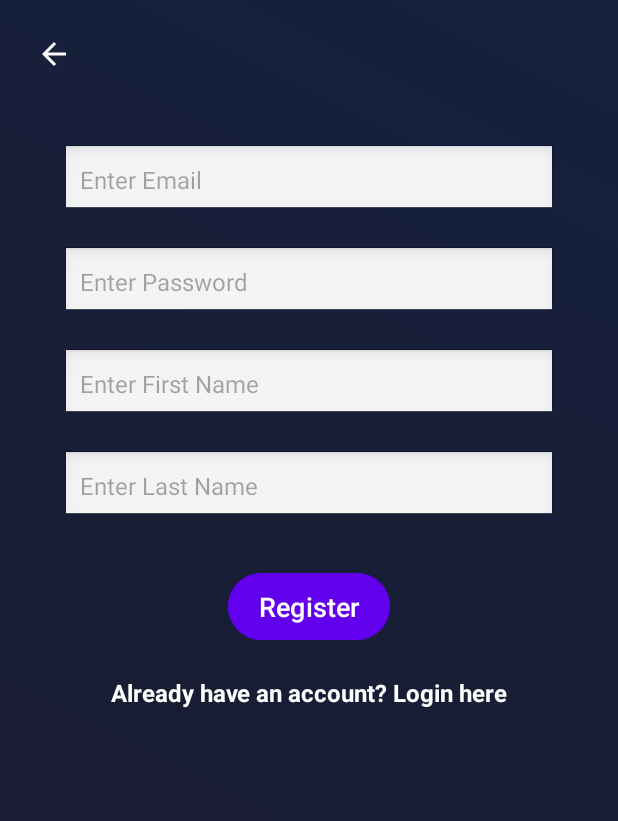
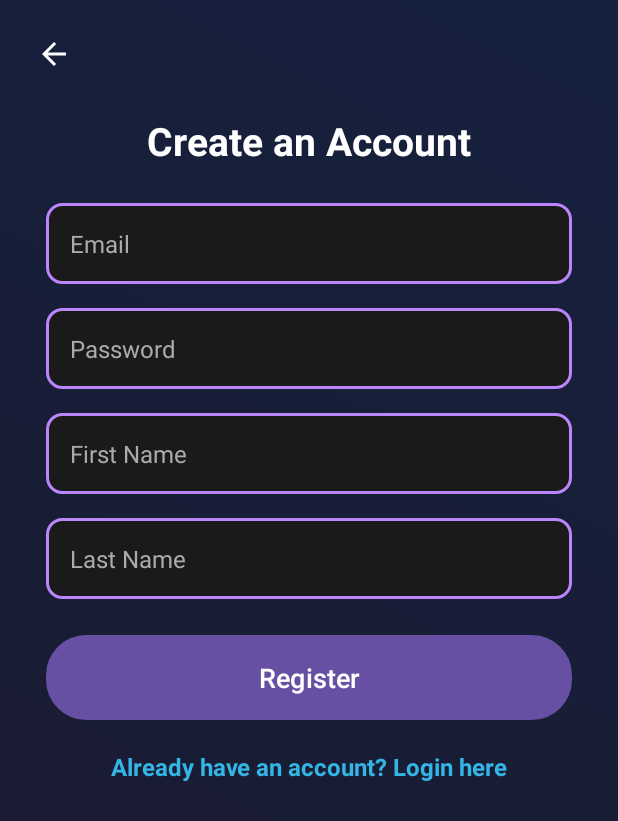
Before and after one commit to Pringnos/bricks, an Android app: the Register screen opened directly, with no data from a screen before it, on a phone screen of 412 x 824 dp. Shown: the top 821 px of the screen. Run offline under Robolectric (Android 15) with nearby library versions, the phone set to English and light mode, and no system bars; our stand-ins replace Firebase (no records; nobody signed in at launch, a user with empty details on screens opened directly).

Commit message:
enhance login and registration ux ui

```diff
--- a/app/src/main/java/com/example/firebase/MainActivity.java
+++ b/app/src/main/java/com/example/firebase/MainActivity.java
@@ -152,10 +152,8 @@ public class MainActivity extends AppCompatActivity implements View.OnClickListe
             Toast.makeText(MainActivity.this, "Logged out successfully", Toast.LENGTH_SHORT).show();
             displayUserNameAndUpdateButtons(); // Refresh UI after logout
         } else if (view == highScoresButton) {
-            highScoresButton.setOnClickListener(v -> {
-                Intent intent = new Intent(MainActivity.this, HighScore.class);
-                startActivity(intent);
-            });
+            Intent intent = new Intent(MainActivity.this, HighScore.class);
+            startActivity(intent);
         }
     }
     private void loadHighScore() {
--- /dev/null
+++ b/app/src/main/res/drawable/edit_text_background.xml
@@ -0,0 +1,14 @@
+<?xml version="1.0" encoding="utf-8"?>
+<shape xmlns:android="http://schemas.android.com/apk/res/android"
+    android:shape="rectangle">
+    <solid android:color="#1A1A1A" />
+    <corners android:radius="10dp" />
+    <stroke
+        android:width="2dp"
+        android:color="#BB86FC" />
+    <padding
+        android:left="12dp"
+        android:top="12dp"
+        android:right="12dp"
+        android:bottom="12dp" />
+</shape>
--- a/app/src/main/res/layout/activity_register.xml
+++ b/app/src/main/res/layout/activity_register.xml
@@ -10,83 +10,119 @@
     android:background="@drawable/dark_gradient_background"
     tools:context=".Register">
 
+    <!-- Back Button -->
+    <ImageButton
+        android:id="@+id/backButton"
+        android:layout_width="40dp"
+        android:layout_height="40dp"
+        android:background="?attr/selectableItemBackgroundBorderless"
+        android:src="@drawable/baseline_arrow_back_24"
+        android:contentDescription="Back"
+        app:layout_constraintTop_toTopOf="parent"
+        app:layout_constraintStart_toStartOf="parent"
+        android:layout_marginTop="16dp"
+        android:layout_marginStart="16dp"
+        app:tint="@android:color/white" />
+
+    <!-- Title -->
+    <TextView
+        android:id="@+id/registrationTitle"
+        android:layout_width="wrap_content"
+        android:layout_height="wrap_content"
+        android:text="Create an Account"
+        android:textSize="26sp"
+        android:textStyle="bold"
+        android:textColor="@android:color/white"
+        android:layout_marginTop="20dp"
+        app:layout_constraintTop_toBottomOf="@id/backButton"
+        app:layout_constraintStart_toStartOf="parent"
+        app:layout_constraintEnd_toEndOf="parent" />
+
     <!-- Email Input -->
     <EditText
         android:id="@+id/ET"
         android:layout_width="0dp"
         android:layout_height="wrap_content"
-        android:hint="Enter Email"
+        android:hint="Email"
+        android:textColorHint="#AAAAAA"
         android:inputType="textEmailAddress"
-        android:padding="12dp"
+        android:padding="16dp"
         android:textSize="16sp"
-        android:background="@android:drawable/edit_text"
-        app:layout_constraintWidth_percent="0.8"
-        android:layout_marginTop="40dp"
-        app:layout_constraintTop_toBottomOf="@id/backButton"
+        android:background="@drawable/edit_text_background"
+        android:textColor="@android:color/white"
+        app:layout_constraintTop_toBottomOf="@id/registrationTitle"
         app:layout_constraintStart_toStartOf="parent"
-        app:layout_constraintEnd_toEndOf="parent" />
+        app:layout_constraintEnd_toEndOf="parent"
+        android:layout_marginTop="24dp"
+        app:layout_constraintWidth_percent="0.85" />
 
     <!-- Password Input -->
     <EditText
         android:id="@+id/PT"
         android:layout_width="0dp"
         android:layout_height="wrap_content"
-        android:hint="Enter Password"
+        android:hint="Password"
         android:inputType="textPassword"
-        android:padding="12dp"
+        android:textColorHint="#AAAAAA"
+        android:padding="16dp"
         android:textSize="16sp"
-        android:background="@android:drawable/edit_text"
-        app:layout_constraintWidth_percent="0.8"
-        android:layout_marginTop="20dp"
+        android:background="@drawable/edit_text_background"
+        android:textColor="@android:color/white"
         app:layout_constraintTop_toBottomOf="@id/ET"
         app:layout_constraintStart_toStartOf="parent"
-        app:layout_constraintEnd_toEndOf="parent" />
+        app:layout_constraintEnd_toEndOf="parent"
+        android:layout_marginTop="16dp"
+        app:layout_constraintWidth_percent="0.85" />
 
     <!-- First Name Input -->
     <EditText
         android:id="@+id/FT"
         android:layout_width="0dp"
         android:layout_height="wrap_content"
-        android:hint="Enter First Name"
-        android:padding="12dp"
+        android:hint="First Name"
+        android:textColorHint="#AAAAAA"
+        android:padding="16dp"
         android:textSize="16sp"
-        android:background="@android:drawable/edit_text"
-        app:layout_constraintWidth_percent="0.8"
-        android:layout_marginTop="20dp"
+        android:background="@drawable/edit_text_background"
+        android:textColor="@android:color/white"
         app:layout_constraintTop_toBottomOf="@id/PT"
         app:layout_constraintStart_toStartOf="parent"
-        app:layout_constraintEnd_toEndOf="parent" />
+        app:layout_constraintEnd_toEndOf="parent"
+        android:layout_marginTop="16dp"
+        app:layout_constraintWidth_percent="0.85" />
 
     <!-- Last Name Input -->
     <EditText
         android:id="@+id/LT"
         android:layout_width="0dp"
         android:layout_height="wrap_content"
-        android:hint="Enter Last Name"
-        android:padding="12dp"
+        android:hint="Last Name"
+        android:textColorHint="#AAAAAA"
+        android:padding="16dp"
         android:textSize="16sp"
-        android:background="@android:drawable/edit_text"
-        app:layout_constraintWidth_percent="0.8"
-        android:layout_marginTop="20dp"
+        android:background="@drawable/edit_text_background"
+        android:textColor="@android:color/white"
         app:layout_constraintTop_toBottomOf="@id/FT"
         app:layout_constraintStart_toStartOf="parent"
-        app:layout_constraintEnd_toEndOf="parent" />
+        app:layout_constraintEnd_toEndOf="parent"
+        android:layout_marginTop="16dp"
+        app:layout_constraintWidth_percent="0.85" />
 
     <!-- Register Button -->
     <Button
         android:id="@+id/SB"
-        android:layout_width="wrap_content"
+        android:layout_width="0dp"
         android:layout_height="wrap_content"
         android:text="Register"
-        android:backgroundTint="@color/purple_500"
+        android:background="@drawable/neon_button_background"
         android:textColor="@android:color/white"
         android:textSize="18sp"
-        android:paddingHorizontal="20dp"
-        android:paddingVertical="10dp"
+        android:paddingVertical="12dp"
         app:layout_constraintTop_toBottomOf="@id/LT"
         app:layout_constraintStart_toStartOf="parent"
         app:layout_constraintEnd_toEndOf="parent"
-        android:layout_marginTop="30dp" />
+        android:layout_marginTop="24dp"
+        app:layout_constraintWidth_percent="0.85" />
 
     <!-- Progress Bar -->
     <ProgressBar
@@ -106,28 +142,16 @@
         android:layout_width="wrap_content"
         android:layout_height="wrap_content"
         android:text="Already have an account? Login here"
-        android:textColor="@android:color/white"
+        android:textColor="@android:color/holo_blue_light"
         android:textSize="16sp"
+        android:textStyle="bold"
         android:layout_marginTop="20dp"
-        app:layout_constraintTop_toBottomOf="@id/progressBar"
-        app:layout_constraintStart_toStartOf="parent"
-        app:layout_constraintEnd_toEndOf="parent"
         android:clickable="true"
         android:focusable="true"
         android:fontFamily="sans-serif"
-        android:textStyle="bold" />
-
-    <ImageButton
-        android:id="@+id/backButton"
-        android:layout_width="40dp"
-        android:layout_height="40dp"
-        android:background="?attr/selectableItemBackgroundBorderless"
-        android:src="@drawable/baseline_arrow_back_24"
-        android:contentDescription="Back"
-        app:layout_constraintTop_toTopOf="parent"
+        android:autoLink="none"
+        app:layout_constraintTop_toBottomOf="@id/progressBar"
         app:layout_constraintStart_toStartOf="parent"
-        android:layout_marginTop="16dp"
-        android:layout_marginStart="16dp"
-        app:tint="@android:color/white" />
+        app:layout_constraintEnd_toEndOf="parent" />
 
 </androidx.constraintlayout.widget.ConstraintLayout>
```
Also changed, not shown: app/src/main/res/layout/activity_login.xml (+50 -35 lines), app/src/main/res/layout/activity_main.xml (+52 -36 lines).
